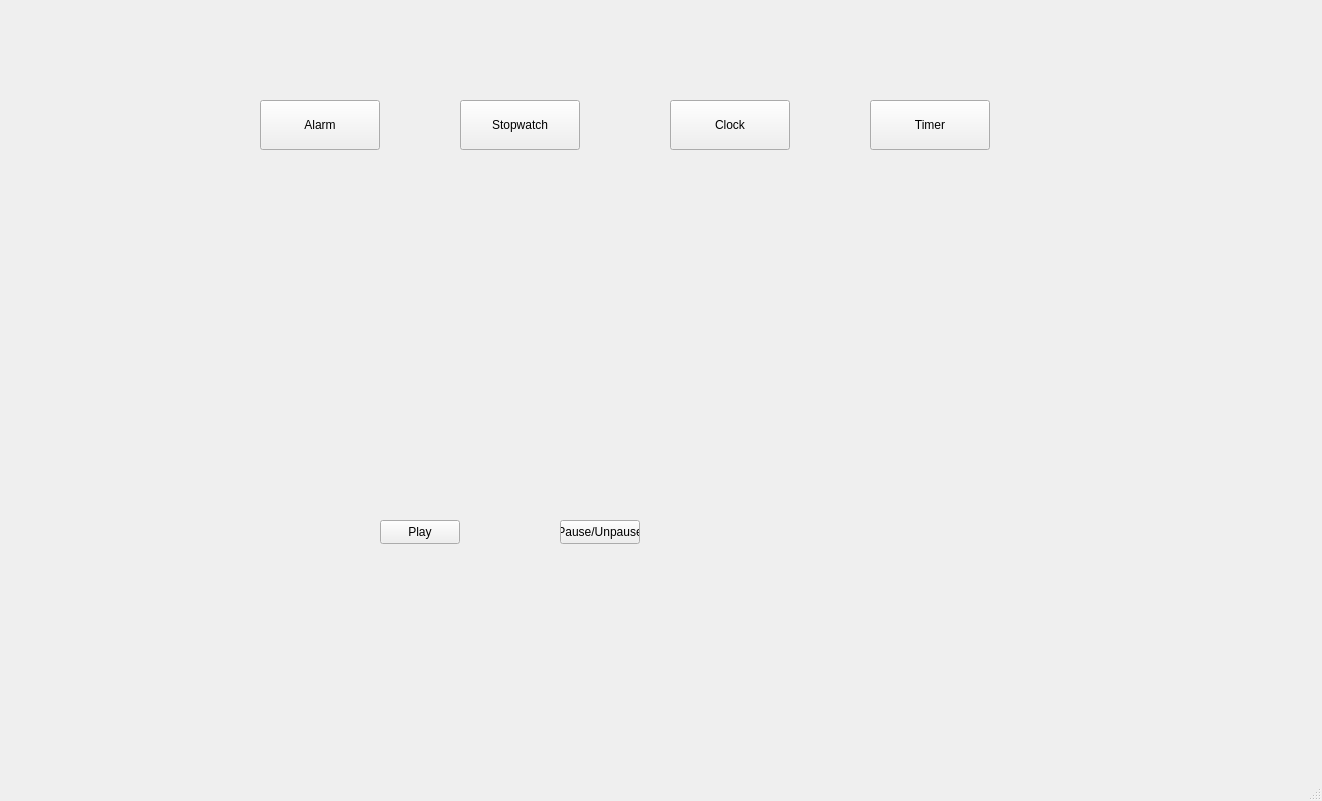
The window that C++/Projects/Clock/QtGUI/ClockGUI/mainwindow.ui (MikitaVitkouski/BSU) describes before a commit, drawn with Qt 5.
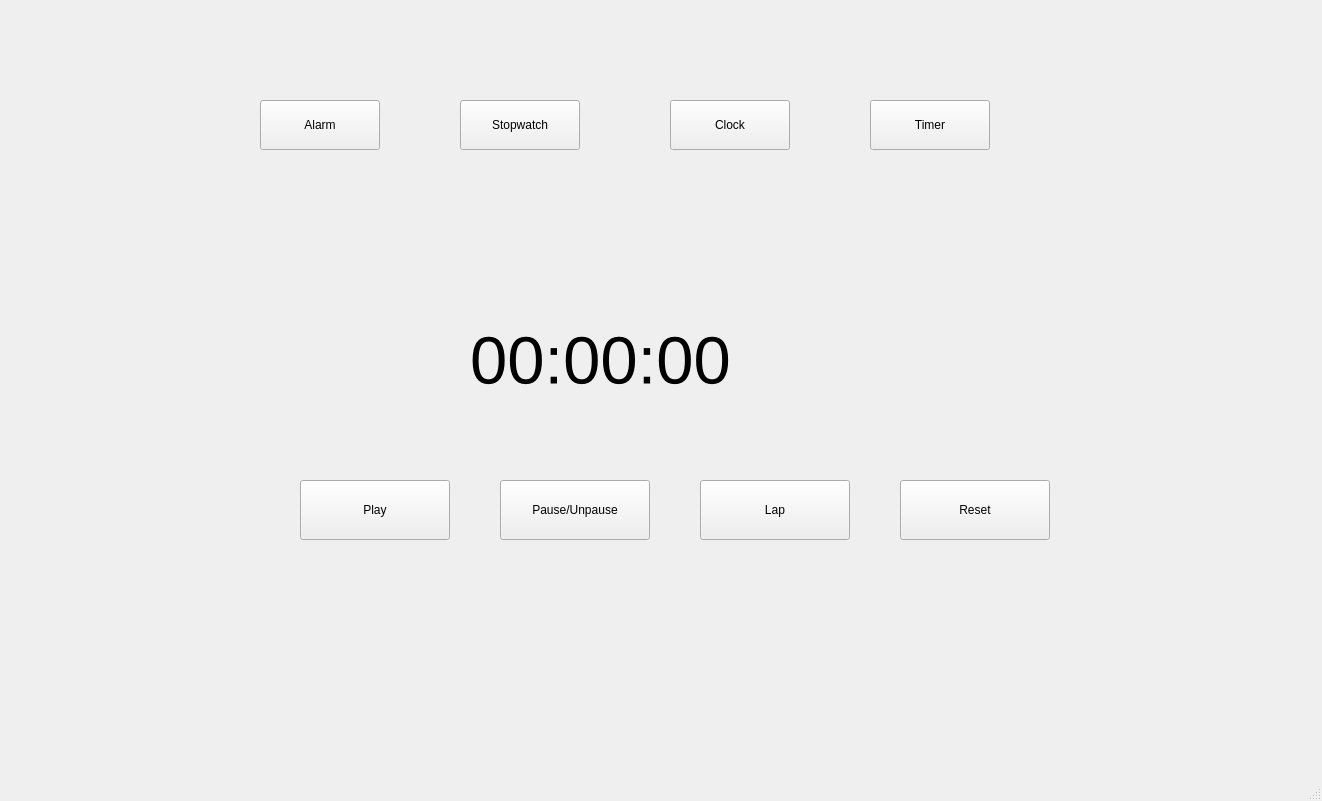
The same window after the commit. The open tabs and pages were chosen to show the change.

Commit message: Update Stopwatch::resume() - now we update startTime, add slots:on_btnPlayStopwatch_clicked, on_btnPauseStopwatch_clicked, on_btnResetStopwatch_clicked, on_btnAddLap_clicked, updateStopwatchDisplay for each button. Now the task is to implement event handlers for this buttons

```diff
--- a/C++/Projects/Clock/QtGUI/ClockGUI/mainwindow.ui
+++ b/C++/Projects/Clock/QtGUI/ClockGUI/mainwindow.ui
@@ -110,10 +110,10 @@
      <widget class="QPushButton" name="btnPlayStopwatch">
       <property name="geometry">
        <rect>
-        <x>230</x>
-        <y>340</y>
-        <width>80</width>
-        <height>24</height>
+        <x>150</x>
+        <y>300</y>
+        <width>150</width>
+        <height>60</height>
        </rect>
       </property>
       <property name="text">
@@ -123,16 +123,63 @@
      <widget class="QPushButton" name="btnPause">
       <property name="geometry">
        <rect>
-        <x>410</x>
-        <y>340</y>
-        <width>80</width>
-        <height>24</height>
+        <x>350</x>
+        <y>300</y>
+        <width>150</width>
+        <height>60</height>
        </rect>
       </property>
       <property name="text">
        <string>Pause/Unpause</string>
       </property>
      </widget>
+     <widget class="QPushButton" name="btnResetStopwatch">
+      <property name="geometry">
+       <rect>
+        <x>750</x>
+        <y>300</y>
+        <width>150</width>
+        <height>60</height>
+       </rect>
+      </property>
+      <property name="text">
+       <string>Reset</string>
+      </property>
+     </widget>
+     <widget class="QLabel" name="labelTimeStopwatch">
+      <property name="geometry">
+       <rect>
+        <x>320</x>
+        <y>140</y>
+        <width>351</width>
+        <height>81</height>
+       </rect>
+      </property>
+      <property name="font">
+       <font>
+        <pointsize>50</pointsize>
+       </font>
+      </property>
+      <property name="layoutDirection">
+       <enum>Qt::LayoutDirection::LeftToRight</enum>
+      </property>
+      <property name="text">
+       <string>00:00:00</string>
+      </property>
+     </widget>
+     <widget class="QPushButton" name="btnAddLap">
+      <property name="geometry">
+       <rect>
+        <x>550</x>
+        <y>300</y>
+        <width>150</width>
+        <height>60</height>
+       </rect>
+      </property>
+      <property name="text">
+       <string>Lap</string>
+      </property>
+     </widget>
     </widget>
     <widget class="QWidget" name="pageClock">
      <widget class="QLabel" name="labelTime">
```
Left out of the diff: 2 changed lines with no effect on the pictures. The commit also changes 3 other files.
